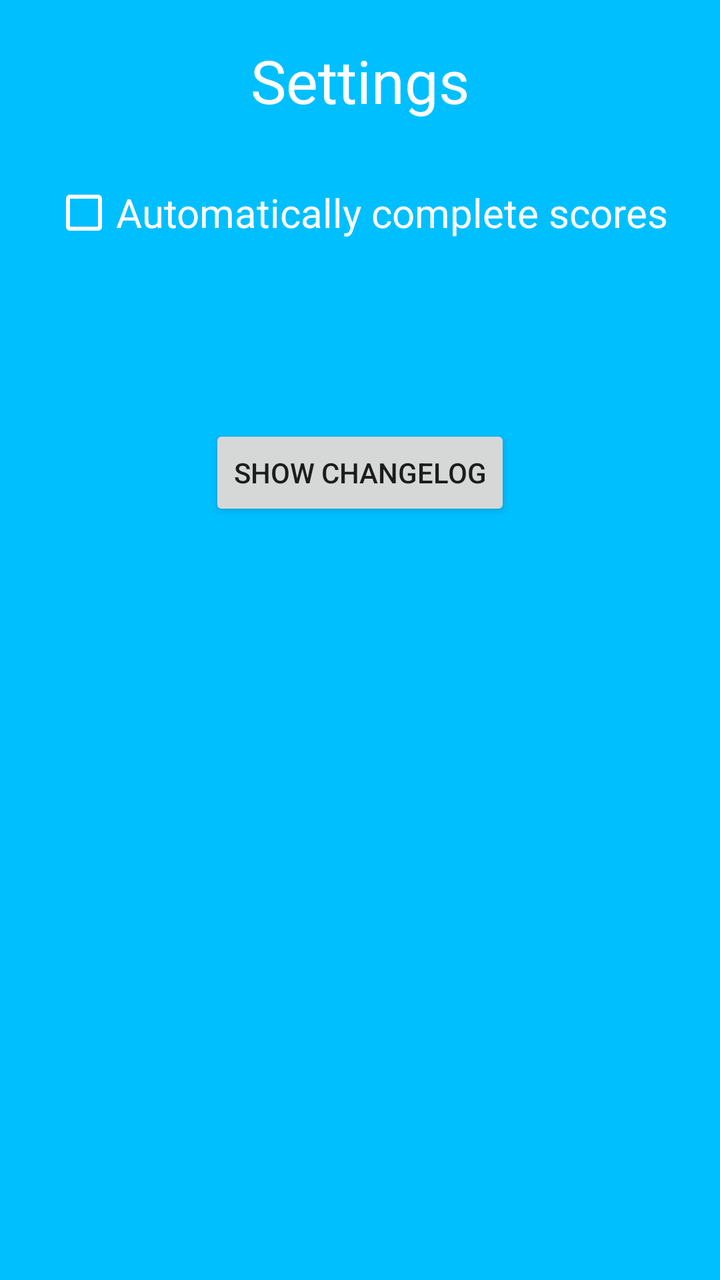
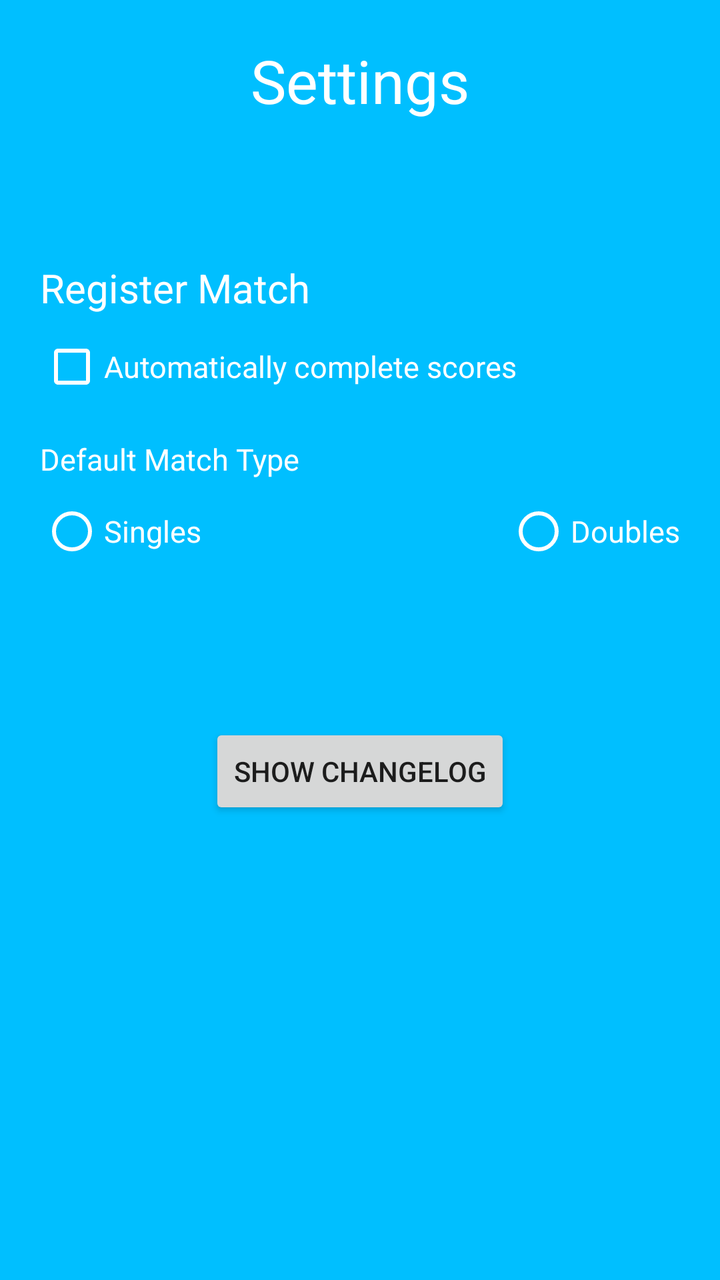

Two renders of the same Android screen: before a commit and after it. Below are the layout's source before the change and the commit's diff.
<!-- AndroidManifest.xml: application theme AppTheme -->
<!-- res/layout/settings_activity.xml -->
<RelativeLayout xmlns:android="http://schemas.android.com/apk/res/android"
    xmlns:tools="http://schemas.android.com/tools"
    android:id="@+id/settingsLayout"
    android:layout_width="match_parent"
    android:layout_height="match_parent"
    android:background="@color/colorPrimaryDark"
    tools:context=".SettingsActivity">

    <TextView
        android:id="@+id/settingsHeadline"
        android:layout_width="wrap_content"
        android:layout_height="wrap_content"
        android:layout_centerHorizontal="true"
        android:layout_margin="@dimen/marginSettings"
        android:text="@string/settingsHeadline"
        android:textColor="@color/colorSettings"
        android:textSize="30sp" />

    <CheckBox
        android:id="@+id/setManualStartPositions"
        android:layout_width="wrap_content"
        android:layout_height="wrap_content"
        android:layout_below="@id/settingsHeadline"
        android:buttonTint="@color/colorSettings"
        android:layout_margin="10dp"
        android:layout_centerHorizontal="true"
        android:text="@string/settings_manualStartPos"
        android:textColor="@color/colorSettings"
        android:textSize="20sp"
        android:visibility="gone"/>

    <CheckBox
        android:id="@+id/setDebugMode"
        android:layout_width="wrap_content"
        android:layout_height="wrap_content"
        android:layout_below="@id/setManualStartPositions"
        android:buttonTint="@color/colorSettings"
        android:layout_margin="10dp"
        android:layout_centerHorizontal="true"
        android:text="@string/settings_debugMode"
        android:textColor="@color/colorSettings"
        android:textSize="20sp"
        android:visibility="gone"/>

    <CheckBox
        android:id="@+id/setAutocompleteScore"
        android:layout_width="wrap_content"
        android:layout_height="wrap_content"
        android:layout_below="@id/setDebugMode"
        android:buttonTint="@color/colorSettings"
        android:layout_margin="10dp"
        android:layout_centerHorizontal="true"
        android:text="@string/settings_autocompleteScore"
        android:textColor="@color/colorSettings"
        android:textSize="20sp"
        android:visibility="visible"/>

    <Button
        android:id="@+id/showChangelogButton"
        android:layout_width="wrap_content"
        android:layout_height="wrap_content"
        android:layout_centerHorizontal="true"
        android:layout_marginTop="80dp"
        android:text="Show changelog"
        android:layout_below="@id/setAutocompleteScore"/>

    <TextView
        android:id="@+id/version"
        android:layout_width="match_parent"
        android:layout_height="wrap_content"
        android:layout_margin="10dp"
        android:layout_centerHorizontal="true"
        android:layout_alignParentBottom="true"
        android:textColor="@color/colorSettings"
        android:textAlignment="center"/>

</RelativeLayout>
<!-- resources referenced by this layout -->
<resources>
  <color name="colorPrimaryDark">#00BFFF</color>
  <color name="colorSettings">#FFFFFF</color>
  <dimen name="marginSettings">20dp</dimen>
  <string name="settingsHeadline">Settings</string>
  <string name="settings_autocompleteScore">Automatically complete scores</string>
  <string name="settings_debugMode">Run in Debug Mode</string>
  <string name="settings_manualStartPos">Set Start Positions manually</string>
  <style name="AppTheme" parent="Theme.AppCompat.Light.NoActionBar">
          
          <item name="colorPrimary">@color/colorPrimary</item>
          <item name="colorPrimaryDark">@color/colorPrimaryDark</item>
          <item name="colorAccent">@color/colorAccent</item>
      </style>
  <color name="colorPrimary">#6200EE</color>
  <color name="colorAccent">#03DAC5</color>
</resources>

<!-- the commit's change to res/layout/settings_activity.xml (unified diff, before → after) -->
@@ -1,4 +1,4 @@
-<RelativeLayout xmlns:android="http://schemas.android.com/apk/res/android"
+<ScrollView xmlns:android="http://schemas.android.com/apk/res/android"
     xmlns:tools="http://schemas.android.com/tools"
     android:id="@+id/settingsLayout"
     android:layout_width="match_parent"
@@ -6,72 +6,139 @@
     android:background="@color/colorPrimaryDark"
     tools:context=".SettingsActivity">
 
-    <TextView
-        android:id="@+id/settingsHeadline"
-        android:layout_width="wrap_content"
-        android:layout_height="wrap_content"
-        android:layout_centerHorizontal="true"
-        android:layout_margin="@dimen/marginSettings"
-        android:text="@string/settingsHeadline"
-        android:textColor="@color/colorSettings"
-        android:textSize="30sp" />
+    <RelativeLayout
+        android:layout_width="match_parent"
+        android:layout_height="wrap_content">
 
-    <CheckBox
-        android:id="@+id/setManualStartPositions"
-        android:layout_width="wrap_content"
-        android:layout_height="wrap_content"
-        android:layout_below="@id/settingsHeadline"
-        android:buttonTint="@color/colorSettings"
-        android:layout_margin="10dp"
-        android:layout_centerHorizontal="true"
-        android:text="@string/settings_manualStartPos"
-        android:textColor="@color/colorSettings"
-        android:textSize="20sp"
-        android:visibility="gone"/>
+        <TextView
+            android:id="@+id/settingsHeadline"
+            android:layout_width="wrap_content"
+            android:layout_height="wrap_content"
+            android:layout_centerHorizontal="true"
+            android:layout_margin="@dimen/marginSettings"
+            android:text="@string/settingsHeadline"
+            android:textColor="@color/colorSettings"
+            android:textSize="30sp" />
 
-    <CheckBox
-        android:id="@+id/setDebugMode"
-        android:layout_width="wrap_content"
-        android:layout_height="wrap_content"
-        android:layout_below="@id/setManualStartPositions"
-        android:buttonTint="@color/colorSettings"
-        android:layout_margin="10dp"
-        android:layout_centerHorizontal="true"
-        android:text="@string/settings_debugMode"
-        android:textColor="@color/colorSettings"
-        android:textSize="20sp"
-        android:visibility="gone"/>
+        <TextView
+            android:id="@+id/registerMatchHeadline"
+            android:layout_width="wrap_content"
+            android:layout_height="wrap_content"
+            android:layout_below="@id/settingsHeadline"
+            android:layout_marginStart="20dp"
+            android:layout_marginTop="50dp"
+            android:text="@string/registerMatchHeadline"
+            android:textColor="@color/colorSettings"
+            android:textSize="20sp" />
 
-    <CheckBox
-        android:id="@+id/setAutocompleteScore"
-        android:layout_width="wrap_content"
-        android:layout_height="wrap_content"
-        android:layout_below="@id/setDebugMode"
-        android:buttonTint="@color/colorSettings"
-        android:layout_margin="10dp"
-        android:layout_centerHorizontal="true"
-        android:text="@string/settings_autocompleteScore"
-        android:textColor="@color/colorSettings"
-        android:textSize="20sp"
-        android:visibility="visible"/>
+        <CheckBox
+            android:id="@+id/setManualStartPositions"
+            android:layout_width="wrap_content"
+            android:layout_height="wrap_content"
+            android:layout_below="@id/registerMatchHeadline"
+            android:layout_gravity="center_horizontal|center_vertical"
+            android:layout_marginStart="20dp"
+            android:layout_marginTop="10dp"
+            android:layout_marginBottom="20dp"
+            android:buttonTint="@color/colorSettings"
+            android:text="@string/settings_manualStartPos"
+            android:textColor="@color/colorSettings"
+            android:textSize="20sp"
+            android:visibility="gone" />
 
-    <Button
-        android:id="@+id/showChangelogButton"
-        android:layout_width="wrap_content"
-        android:layout_height="wrap_content"
-        android:layout_centerHorizontal="true"
-        android:layout_marginTop="80dp"
-        android:text="Show changelog"
-        android:layout_below="@id/setAutocompleteScore"/>
+        <CheckBox
+            android:id="@+id/setDebugMode"
+            android:layout_width="wrap_content"
+            android:layout_height="wrap_content"
+            android:layout_below="@id/setManualStartPositions"
+            android:layout_gravity="center_horizontal|center_vertical"
+            android:layout_margin="20dp"
+            android:buttonTint="@color/colorSettings"
+            android:text="@string/settings_debugMode"
+            android:textColor="@color/colorSettings"
+            android:textSize="20sp"
+            android:visibility="gone" />
 
-    <TextView
-        android:id="@+id/version"
-        android:layout_width="match_parent"
-        android:layout_height="wrap_content"
-        android:layout_margin="10dp"
-        android:layout_centerHorizontal="true"
-        android:layout_alignParentBottom="true"
-        android:textColor="@color/colorSettings"
-        android:textAlignment="center"/>
+        <CheckBox
+            android:id="@+id/setAutocompleteScore"
+            android:layout_width="wrap_content"
+            android:layout_height="wrap_content"
+            android:layout_below="@id/setDebugMode"
+            android:layout_gravity="center_horizontal|center_vertical"
+            android:layout_marginStart="20dp"
+            android:layout_marginTop="10dp"
+            android:layout_marginEnd="20dp"
+            android:buttonTint="@color/colorSettings"
+            android:gravity="center"
+            android:text="@string/settings_autocompleteScore"
+            android:textColor="@color/colorSettings"
+            android:textSize="15sp"
+            android:visibility="visible" />
 
-</RelativeLayout>
+        <TextView
+            android:id="@+id/defaultMatchTypeText"
+            android:layout_width="wrap_content"
+            android:layout_height="wrap_content"
+            android:layout_below="@id/setAutocompleteScore"
+            android:layout_marginStart="20dp"
+            android:layout_marginTop="20dp"
+            android:text="@string/defaultMatchType_headline"
+            android:textColor="@color/colorSettings"
+            android:textSize="15sp" />
+
+        <RadioGroup
+            android:id="@+id/defaultMatchType"
+            android:layout_width="wrap_content"
+            android:layout_height="wrap_content"
+            android:layout_below="@id/defaultMatchTypeText"
+            android:layout_marginStart="20dp"
+            android:layout_marginTop="10dp"
+            android:layout_marginEnd="20dp"
+            android:orientation="horizontal">
+
+            <RadioButton
+                android:id="@+id/singlesMatchSelector"
+                android:layout_width="wrap_content"
+                android:layout_height="wrap_content"
+                android:buttonTint="@color/colorSettings"
+                android:text="@string/matchTypeSingles"
+                android:textColor="@color/colorSettings"
+                android:textSize="15sp" />
+
+            <View
+                android:layout_width="0dp"
+                android:layout_height="0dp"
+                android:layout_weight="1" />
+
+            <RadioButton
+                android:id="@+id/doublesMatchSelector"
+                android:layout_width="wrap_content"
+                android:layout_height="wrap_content"
+                android:buttonTint="@color/colorSettings"
+                android:text="@string/matchTypeDoubles"
+                android:textColor="@color/colorSettings"
+                android:textSize="15sp" />
+        </RadioGroup>
+
+        <Button
+            android:id="@+id/showChangelogButton"
+            android:layout_width="wrap_content"
+            android:layout_height="wrap_content"
+            android:layout_below="@id/defaultMatchType"
+            android:layout_centerHorizontal="true"
+            android:layout_marginTop="80dp"
+            android:text="@string/showChangelog_button" />
+
+        <TextView
+            android:id="@+id/version"
+            android:layout_width="match_parent"
+            android:layout_height="wrap_content"
+            android:layout_below="@id/showChangelogButton"
+            android:layout_marginTop="50dp"
+            android:layout_marginStart="10dp"
+            android:layout_marginEnd="10dp"
+            android:textAlignment="center"
+            android:textColor="@color/colorSettings" />
+
+    </RelativeLayout>
+</ScrollView>
<!-- resource entries referenced after the edit -->
@@ -3,10 +3,15 @@
   <color name="colorPrimaryDark">#00BFFF</color>
   <color name="colorSettings">#FFFFFF</color>
   <dimen name="marginSettings">20dp</dimen>
+  <string name="defaultMatchType_headline">Default Match Type</string>
+  <string name="matchTypeDoubles">Doubles</string>
+  <string name="matchTypeSingles">Singles</string>
+  <string name="registerMatchHeadline">Register Match</string>
   <string name="settingsHeadline">Settings</string>
   <string name="settings_autocompleteScore">Automatically complete scores</string>
   <string name="settings_debugMode">Run in Debug Mode</string>
   <string name="settings_manualStartPos">Set Start Positions manually</string>
+  <string name="showChangelog_button">Show changelog</string>
   <style name="AppTheme" parent="Theme.AppCompat.Light.NoActionBar">
           
           <item name="colorPrimary">@color/colorPrimary</item>
